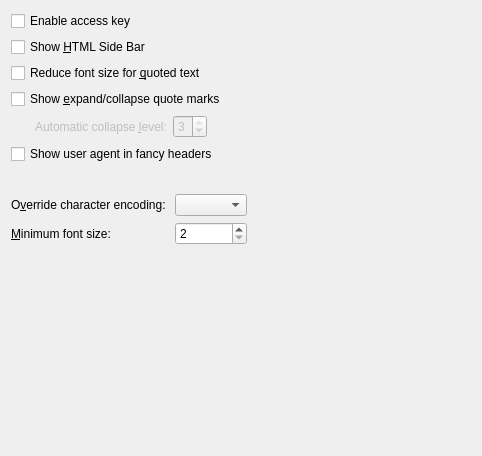
Above: messageviewer/src/ui/settings.ui from KDE/messagelib before the change. Below: the same form after it.
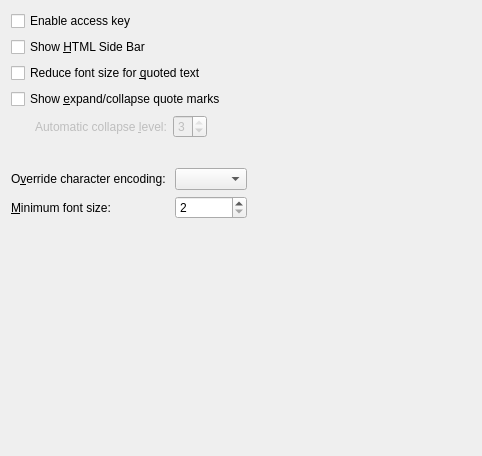
That is the form after the change. Custom widgets are drawn as their Qt base class.

Commit message: Remove display useragent

```diff
--- a/messageviewer/src/ui/settings.ui
+++ b/messageviewer/src/ui/settings.ui
@@ -175,13 +175,6 @@
        </item>
       </layout>
      </item>
-     <item>
-      <widget class="QCheckBox" name="kcfg_ShowUserAgent">
-       <property name="text">
-        <string>Show user agent in fancy headers</string>
-       </property>
-      </widget>
-     </item>
     </layout>
    </item>
    <item row="3" column="3">
```
The commit also changes 2 other files.
